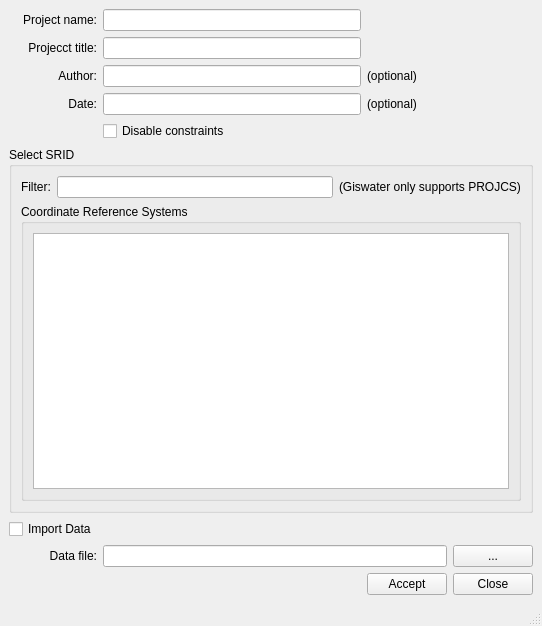
Before: the Qt Designer form ui/readsql_create_project.ui in Giswater/giswater_qgis_plugin, drawn with Qt 5.
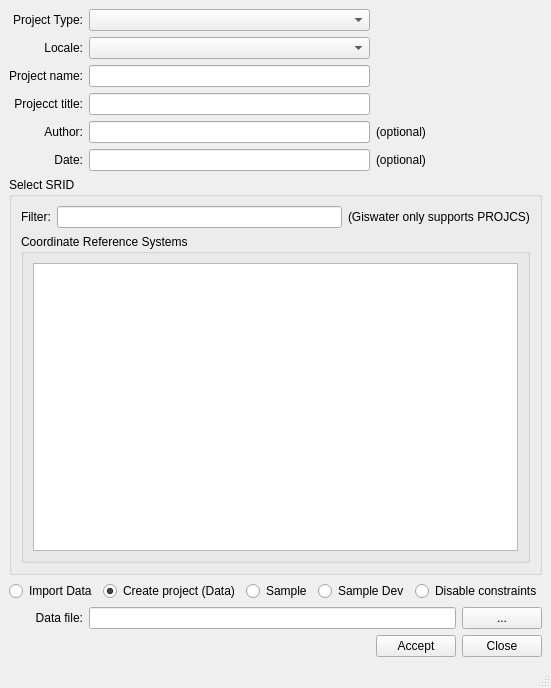
After: the same form once the commit is applied.

Commit message: wip read project

The edit to the form file:
```diff
--- a/ui/readsql_create_project.ui
+++ b/ui/readsql_create_project.ui
@@ -7,7 +7,7 @@
     <x>0</x>
     <y>0</y>
     <width>542</width>
-    <height>626</height>
+    <height>688</height>
    </rect>
   </property>
   <property name="windowTitle">
@@ -15,33 +15,84 @@
   </property>
   <widget class="QWidget" name="centralwidget">
    <layout class="QGridLayout" name="gridLayout">
-    <item row="0" column="0">
-     <widget class="QLabel" name="lbl_project_name">
-      <property name="layoutDirection">
-       <enum>Qt::LeftToRight</enum>
-      </property>
-      <property name="text">
-       <string>Project name:</string>
-      </property>
-      <property name="alignment">
-       <set>Qt::AlignRight|Qt::AlignTrailing|Qt::AlignVCenter</set>
-      </property>
-     </widget>
+    <item row="18" column="0" colspan="4">
+     <layout class="QHBoxLayout" name="horizontalLayout">
+      <item>
+       <widget class="QRadioButton" name="rdb_import_data">
+        <property name="text">
+         <string>Import Data</string>
+        </property>
+       </widget>
+      </item>
+      <item>
+       <widget class="QRadioButton" name="rdb_data">
+        <property name="text">
+         <string>Create project (Data)</string>
+        </property>
+        <property name="checked">
+         <bool>true</bool>
+        </property>
+       </widget>
+      </item>
+      <item>
+       <widget class="QRadioButton" name="rdb_sample">
+        <property name="text">
+         <string>Sample</string>
+        </property>
+       </widget>
+      </item>
+      <item>
+       <widget class="QRadioButton" name="rdb_sample_dev">
+        <property name="text">
+         <string>Sample Dev</string>
+        </property>
+       </widget>
+      </item>
+      <item>
+       <widget class="QRadioButton" name="rdb_no_ct">
+        <property name="enabled">
+         <bool>true</bool>
+        </property>
+        <property name="text">
+         <string>Disable constraints</string>
+        </property>
+        <property name="checked">
+         <bool>false</bool>
+        </property>
+       </widget>
+      </item>
+     </layout>
     </item>
-    <item row="3" column="0">
-     <widget class="QLabel" name="lbl_date">
-      <property name="layoutDirection">
-       <enum>Qt::LeftToRight</enum>
-      </property>
+    <item row="2" column="0">
+     <widget class="QLabel" name="label_2">
       <property name="text">
-       <string>Date:</string>
+       <string>Locale:</string>
       </property>
       <property name="alignment">
        <set>Qt::AlignRight|Qt::AlignTrailing|Qt::AlignVCenter</set>
       </property>
      </widget>
     </item>
+    <item row="1" column="1">
+     <widget class="QComboBox" name="cmb_project_type"/>
+    </item>
+    <item row="2" column="1">
+     <widget class="QComboBox" name="cmb_locale"/>
+    </item>
     <item row="1" column="0">
+     <widget class="QLabel" name="label">
+      <property name="text">
+       <string>Project Type:</string>
+      </property>
+      <property name="alignment">
+       <set>Qt::AlignRight|Qt::AlignTrailing|Qt::AlignVCenter</set>
+      </property>
+     </widget>
+    </item>
+    <item row="4" column="1">
+     <widget class="QLineEdit" name="project_title"/>
+    </item>
+    <item row="4" column="0">
      <widget class="QLabel" name="lbl_project_title">
       <property name="layoutDirection">
        <enum>Qt::LeftToRight</enum>
@@ -54,7 +105,20 @@
       </property>
      </widget>
     </item>
-    <item row="2" column="0">
+    <item row="5" column="1">
+     <widget class="QLineEdit" name="author">
+      <property name="sizePolicy">
+       <sizepolicy hsizetype="Expanding" vsizetype="Fixed">
+        <horstretch>0</horstretch>
+        <verstretch>0</verstretch>
+       </sizepolicy>
+      </property>
+     </widget>
+    </item>
+    <item row="20" column="1" colspan="2">
+     <widget class="QLineEdit" name="data_file"/>
+    </item>
+    <item row="5" column="0">
      <widget class="QLabel" name="lbl_author">
       <property name="layoutDirection">
        <enum>Qt::LeftToRight</enum>
@@ -67,7 +131,99 @@
       </property>
      </widget>
     </item>
-    <item row="5" column="0" colspan="4">
+    <item row="3" column="0">
+     <widget class="QLabel" name="lbl_project_name">
+      <property name="layoutDirection">
+       <enum>Qt::LeftToRight</enum>
+      </property>
+      <property name="text">
+       <string>Project name:</string>
+      </property>
+      <property name="alignment">
+       <set>Qt::AlignRight|Qt::AlignTrailing|Qt::AlignVCenter</set>
+      </property>
+     </widget>
+    </item>
+    <item row="21" column="2">
+     <widget class="QPushButton" name="btn_accept">
+      <property name="text">
+       <string>Accept</string>
+      </property>
+     </widget>
+    </item>
+    <item row="20" column="3">
+     <widget class="QPushButton" name="btn_push_file">
+      <property name="enabled">
+       <bool>true</bool>
+      </property>
+      <property name="text">
+       <string>...</string>
+      </property>
+     </widget>
+    </item>
+    <item row="3" column="1">
+     <widget class="QLineEdit" name="project_name"/>
+    </item>
+    <item row="5" column="2">
+     <widget class="QLabel" name="label_5">
+      <property name="sizePolicy">
+       <sizepolicy hsizetype="Fixed" vsizetype="Preferred">
+        <horstretch>0</horstretch>
+        <verstretch>0</verstretch>
+       </sizepolicy>
+      </property>
+      <property name="text">
+       <string>(optional)</string>
+      </property>
+     </widget>
+    </item>
+    <item row="6" column="0">
+     <widget class="QLabel" name="lbl_date">
+      <property name="layoutDirection">
+       <enum>Qt::LeftToRight</enum>
+      </property>
+      <property name="text">
+       <string>Date:</string>
+      </property>
+      <property name="alignment">
+       <set>Qt::AlignRight|Qt::AlignTrailing|Qt::AlignVCenter</set>
+      </property>
+     </widget>
+    </item>
+    <item row="21" column="3">
+     <widget class="QPushButton" name="btn_close">
+      <property name="text">
+       <string>Close</string>
+      </property>
+     </widget>
+    </item>
+    <item row="6" column="2">
+     <widget class="QLabel" name="label_6">
+      <property name="sizePolicy">
+       <sizepolicy hsizetype="Fixed" vsizetype="Preferred">
+        <horstretch>0</horstretch>
+        <verstretch>0</verstretch>
+       </sizepolicy>
+      </property>
+      <property name="text">
+       <string>(optional)</string>
+      </property>
+     </widget>
+    </item>
+    <item row="6" column="1">
+     <widget class="QLineEdit" name="date"/>
+    </item>
+    <item row="20" column="0">
+     <widget class="QLabel" name="lbl_data_file">
+      <property name="text">
+       <string>Data file:</string>
+      </property>
+      <property name="alignment">
+       <set>Qt::AlignRight|Qt::AlignTrailing|Qt::AlignVCenter</set>
+      </property>
+     </widget>
+    </item>
+    <item row="17" column="0" colspan="4">
      <widget class="QGroupBox" name="groupBox">
       <property name="title">
        <string>Select SRID</string>
@@ -105,99 +261,6 @@
       </layout>
      </widget>
     </item>
-    <item row="4" column="1">
-     <widget class="QCheckBox" name="chk_disable_ct">
-      <property name="text">
-       <string>Disable constraints</string>
-      </property>
-     </widget>
-    </item>
-    <item row="6" column="0">
-     <widget class="QCheckBox" name="chk_import_data">
-      <property name="text">
-       <string>Import Data</string>
-      </property>
-     </widget>
-    </item>
-    <item row="7" column="0">
-     <widget class="QLabel" name="lbl_data_file">
-      <property name="text">
-       <string>Data file:</string>
-      </property>
-      <property name="alignment">
-       <set>Qt::AlignRight|Qt::AlignTrailing|Qt::AlignVCenter</set>
-      </property>
-     </widget>
-    </item>
-    <item row="7" column="3">
-     <widget class="QPushButton" name="btn_push_file">
-      <property name="text">
-       <string>...</string>
-      </property>
-     </widget>
-    </item>
-    <item row="8" column="3">
-     <widget class="QPushButton" name="btn_close">
-      <property name="text">
-       <string>Close</string>
-      </property>
-     </widget>
-    </item>
-    <item row="8" column="2">
-     <widget class="QPushButton" name="btn_accept">
-      <property name="text">
-       <string>Accept</string>
-      </property>
-     </widget>
-    </item>
-    <item row="7" column="1" colspan="2">
-     <widget class="QLineEdit" name="data_file"/>
-    </item>
-    <item row="0" column="1">
-     <widget class="QLineEdit" name="project_name"/>
-    </item>
-    <item row="1" column="1">
-     <widget class="QLineEdit" name="project_title"/>
-    </item>
-    <item row="2" column="1">
-     <widget class="QLineEdit" name="author">
-      <property name="sizePolicy">
-       <sizepolicy hsizetype="Expanding" vsizetype="Fixed">
-        <horstretch>0</horstretch>
-        <verstretch>0</verstretch>
-       </sizepolicy>
-      </property>
-     </widget>
-    </item>
-    <item row="3" column="1">
-     <widget class="QLineEdit" name="date"/>
-    </item>
-    <item row="2" column="2">
-     <widget class="QLabel" name="label_5">
-      <property name="sizePolicy">
-       <sizepolicy hsizetype="Fixed" vsizetype="Preferred">
-        <horstretch>0</horstretch>
-        <verstretch>0</verstretch>
-       </sizepolicy>
-      </property>
-      <property name="text">
-       <string>(optional)</string>
-      </property>
-     </widget>
-    </item>
-    <item row="3" column="2">
-     <widget class="QLabel" name="label_6">
-      <property name="sizePolicy">
-       <sizepolicy hsizetype="Fixed" vsizetype="Preferred">
-        <horstretch>0</horstretch>
-        <verstretch>0</verstretch>
-       </sizepolicy>
-      </property>
-      <property name="text">
-       <string>(optional)</string>
-      </property>
-     </widget>
-    </item>
    </layout>
   </widget>
   <widget class="QStatusBar" name="statusbar"/>
```
The commit also changes 2 other files.
